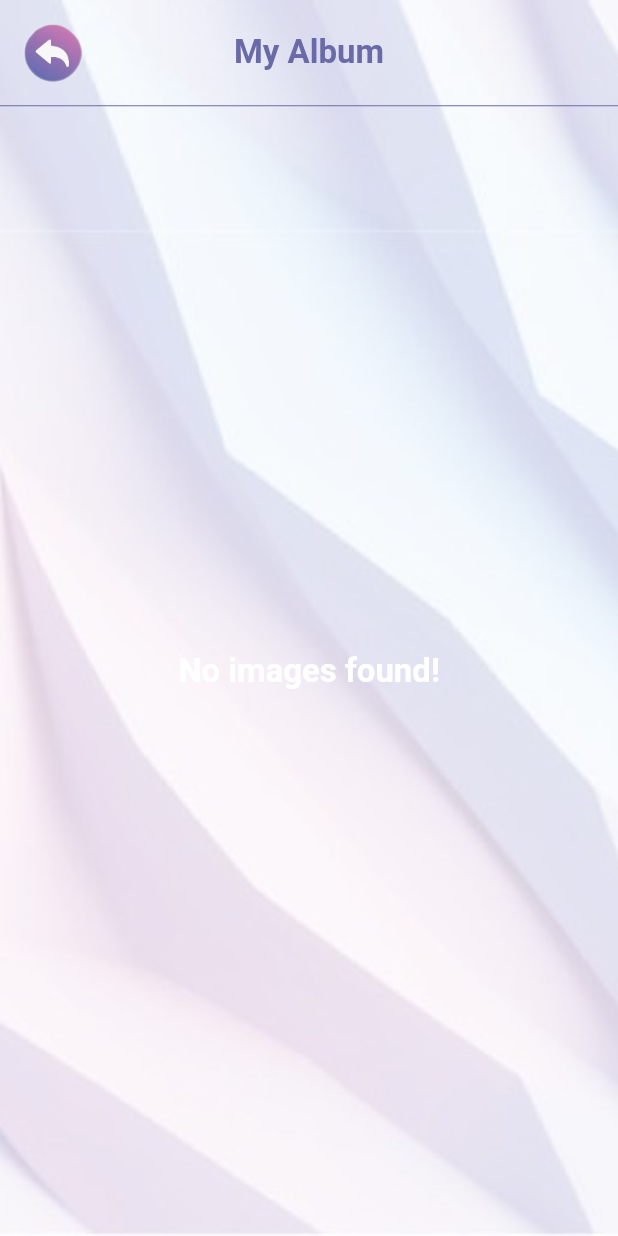
After one commit to arpitmiracle/dpmaker, a Flutter app: the MyAlbumScreen screen opened directly, on a phone screen of 412 x 824 dp. The commit adds this screen. Run offline on Flutter 3.47's test engine with Material 2 defaults, Android fonts, the phone set to English and light mode, and no system bars; our stand-ins replace flutter_native_ad, fluttertoast, get, hive_flutter, image_picker, permission_handler and 2 more; missing offline and left inert: crop_image, document_file_save_plus; accounts and stored records are empty; project files that could hold a hidden picture were left out.

Commit message:
my album done

```diff
--- a/lib/Screens/FrameImageScreen.dart
+++ b/lib/Screens/FrameImageScreen.dart
@@ -3,6 +3,7 @@ import 'package:custom_elements/custom_elements.dart';
 import 'package:document_file_save_plus/document_file_save_plus.dart';
 import 'package:dpmaker/Constants/ImagePath.dart';
 import 'package:dpmaker/Controllers/FrameImageController.dart';
+import 'package:dpmaker/Utils/Utils.dart';
 import 'package:flutter/material.dart';
 import 'package:get/get.dart';
 import 'package:screenshot/screenshot.dart';
@@ -209,7 +210,8 @@ class FrameImageScreen extends StatelessWidget {
         .capture(delay: Duration(milliseconds: 10))
         .then((capturedImage) async {
       //Save single image file
-      DocumentFileSavePlus().saveFile(capturedImage!, "DP_${DateTime.now()}.png", "image/png");
+      await DocumentFileSavePlus().saveFile(capturedImage!, "DP_Maker${DateTime.now()}.png", "image/png");
+      Utils.showToast("DP saved successfully!");
     }).catchError((onError) {
       print(onError);
     });
--- a/lib/Screens/HomeScreen.dart
+++ b/lib/Screens/HomeScreen.dart
@@ -12,6 +12,8 @@ import 'package:dpmaker/Utils/Extentions.dart';
 import 'package:dpmaker/Utils/Utils.dart';
 import 'package:share_plus/share_plus.dart';
 import 'package:url_launcher/url_launcher.dart';
+
+import 'MyAlbumScreen.dart';
 
 
 class HomeScreen extends StatelessWidget {
@@ -81,7 +83,7 @@ class HomeScreen extends StatelessWidget {
                     SizedBox(width: 10.w,),
                     InkWell(
                       onTap: () {
-
+                        Navigator.push(context, MaterialPageRoute(builder: (context) => MyAlbumScreen(),));
                       },
                       child: Image.asset(ImagePath.ic_my_album,height: 50,),
                     ),
--- /dev/null
+++ b/lib/Screens/MyAlbumScreen.dart
@@ -0,0 +1,75 @@
+import 'dart:io';
+
+import 'package:custom_elements/custom_elements.dart';
+import 'package:dpmaker/Constants/ImagePath.dart';
+import 'package:dpmaker/Utils/Utils.dart';
+import 'package:flutter/material.dart';
+import 'package:get/get.dart';
+
+class MyAlbumScreen extends StatelessWidget {
+  MyAlbumScreen({Key? key}) : super(key: key);
+  List<File> allMedia = Utils.fetchAllMedia();
+
+  @override
+  Widget build(BuildContext context) {
+    return Scaffold(
+      body: Container(
+        height: double.infinity,
+        width: double.infinity,
+        decoration: BoxDecoration(
+          image: DecorationImage(
+            image: AssetImage(ImagePath.bg_edit_image),
+            fit: BoxFit.cover,
+          ),
+        ),
+        child: Column(
+          children: [
+            Container(
+              margin: EdgeInsets.only(top: MediaQuery.of(context).padding.top),
+              height: 70,
+              color: Colors.transparent,
+              padding: EdgeInsets.symmetric(horizontal: 10,vertical: 10),
+              child: Stack(
+                children: [
+                  InkWell(
+                    child: Image.asset(ImagePath.ic_back),
+                    onTap: () {
+                      Get.back();
+                    },
+                  ),
+                  Center(
+                    child: CustomTitle(
+                      title: "My Album",
+                      fontColor: CustomColors.primary,
+                    ),
+                  )
+                ],
+              ),
+            ),
+            Divider(height: 1,color: CustomColors.primary,),
+            Expanded(
+              child: allMedia.isEmpty ? Center(
+                child: CustomTitle(
+                  title: "No images found!",
+                ),
+              ) : GridView.builder(
+                padding: EdgeInsets.all(10),
+                itemCount: allMedia.length,
+                gridDelegate: SliverGridDelegateWithFixedCrossAxisCount(
+                  crossAxisCount: 2,
+                  crossAxisSpacing: 10,
+                  mainAxisSpacing: 10,
+                ),
+                itemBuilder: (BuildContext context, int index) {
+                  return Container(
+                    child: Image.file(allMedia[index]),
+                  );
+                },
+              ),
+            ),
+          ],
+        )
+      ),
+    );
+  }
+}
--- a/lib/Utils/Utils.dart
+++ b/lib/Utils/Utils.dart
@@ -2,6 +2,7 @@ import 'dart:io';
 
 import 'package:dpmaker/Constants/Constants.dart';
 import 'package:dpmaker/Localization/AppStrings.dart';
+import 'package:dpmaker/Utils/AdsHelper.dart';
 import 'package:dpmaker/Utils/Extentions.dart';
 import 'package:flutter/material.dart';
 import 'package:flutter/services.dart';
@@ -18,8 +19,30 @@ class Utils {
   );
  }
 
- static bool isValidEmail(String? value) => RegExp(r"^[a-zA-Z0-9.a-zA-Z0-9.!#$%&'*+-/=?^_`{|}~]+@[a-zA-Z0-9]+\.[a-zA-Z]+").hasMatch(value ?? '');
- static bool isValidPhoneNumber(String? value) => RegExp(r'(^[\+]?[(]?[0-9]{3}[)]?[-\s\.]?[0-9]{3}[-\s\.]?[0-9]{4,6}$)').hasMatch(value ?? '');
+ static List<File> fetchAllMedia() {
+  List<File> photos = [];
+  try {
+   List<File?> tmpphotos = Directory('/storage/emulated/0/Download')
+       .listSync()
+       .map((e) => (e.path.contains("DP_Maker") ? e as File : null))
+       .toList();
+   tmpphotos.removeWhere((element) => element == null);
+
+   for(int i=0; i<tmpphotos.length; i++){
+    photos.add(tmpphotos[i]!);
+   }
+
+   photos
+       .sort((a, b) => b.lastModifiedSync().compareTo(a.lastModifiedSync()));
+
+   return photos;
+  } catch (e) {
+   print(e.toString());
+   photos = <File>[];
+   return photos;
+  }
+
+ }
 
  static Future<bool> isInternetConnected()async{
   try {
```
Also changed, not shown: 1 other file.
